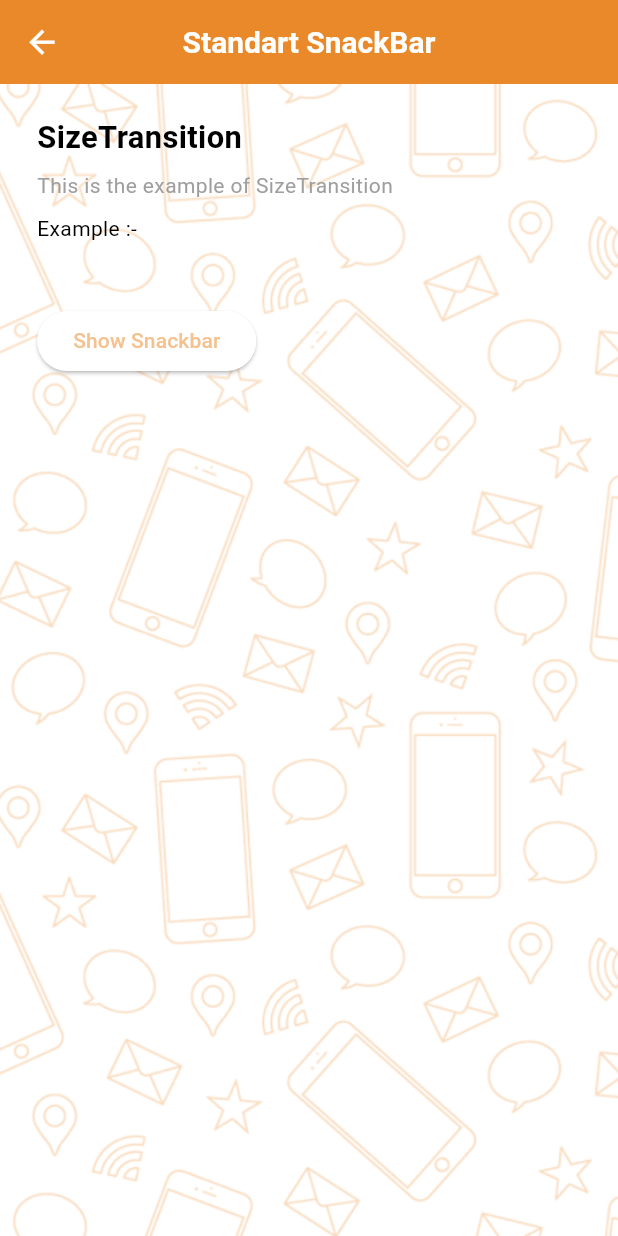
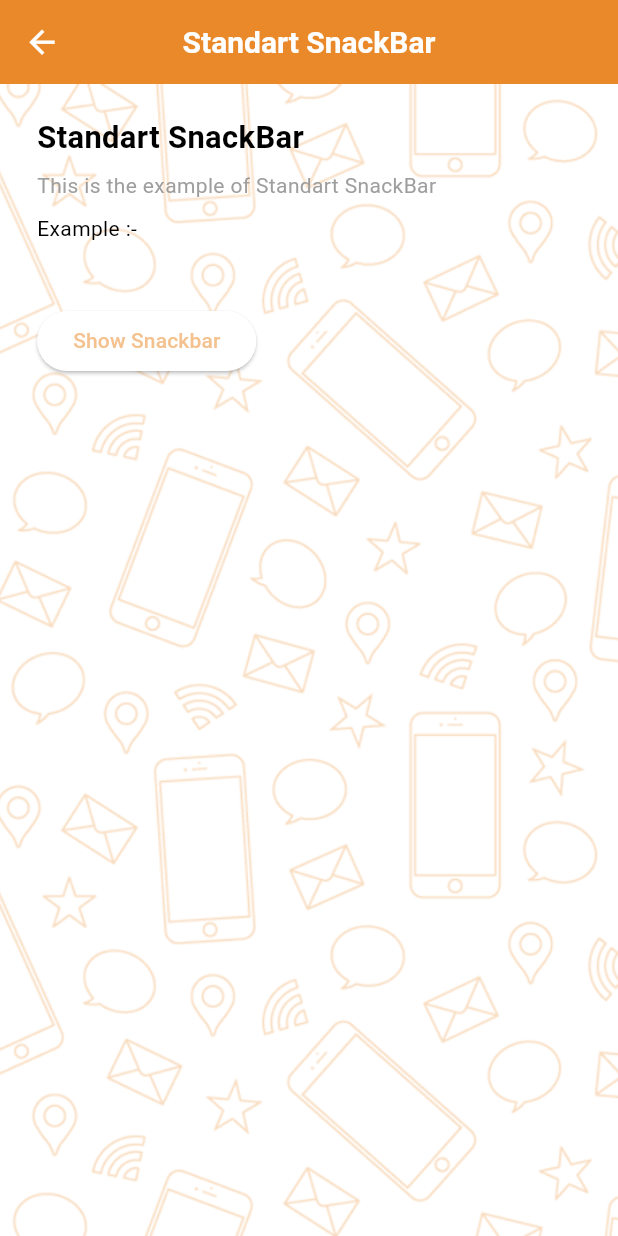
Before and after one commit to princymiracle/flutteruidevkit, a Flutter app: the StandartSnackBarPage screen opened by its route, on a phone screen of 412 x 824 dp. Run offline on Flutter 3.47's test engine with Material 3 defaults, Android fonts, the phone set to English and light mode, and no system bars; our stand-ins replace get, sizer.

Commit message:
update code

```diff
--- a/lib/Routes/Screen.dart
+++ b/lib/Routes/Screen.dart
@@ -48,14 +48,13 @@ import '../WidgetList_Screen/SafeAreaWidget/WithSafeAreaPage.dart';
 import '../WidgetList_Screen/SafeAreaWidget/WithoutSafeAreaPage.dart';
 import '../WidgetList_Screen/ScaleTransition/ScaleTransitionWidget.dart';
 import '../WidgetList_Screen/SizeTransition/SizeTransitionPage.dart';
-import '../WidgetList_Screen/SnackBarWidget/FloatingSnackbarPage.dart';
-import '../WidgetList_Screen/SnackBarWidget/SnackBarColorPage.dart';
-import '../WidgetList_Screen/SnackBarWidget/SnackBarListPage.dart';
-import '../WidgetList_Screen/SnackBarWidget/SnackBarWithActionPage.dart';
-import '../WidgetList_Screen/SnackBarWidget/SnackBarWithDurationPage.dart';
-import '../WidgetList_Screen/SnackBarWidget/SnackBarWithMarginPage.dart';
-import '../WidgetList_Screen/SnackBarWidget/SnackBarwithShapePage.dart';
-import '../WidgetList_Screen/SnackBarWidget/StandartSnackBarPage.dart';
+import '../WidgetList_Screen/SnackBarWidgetItem/FloatingSnackbarPage.dart';
+import '../WidgetList_Screen/SnackBarWidgetItem/SnackBarColorPage.dart';
+import '../WidgetList_Screen/SnackBarWidgetItem/SnackBarListPage.dart';
+import '../WidgetList_Screen/SnackBarWidgetItem/SnackBarWithActionPage.dart';
+import '../WidgetList_Screen/SnackBarWidgetItem/SnackBarWithMarginPage.dart';
+import '../WidgetList_Screen/SnackBarWidgetItem/SnackBarwithShapePage.dart';
+import '../WidgetList_Screen/SnackBarWidgetItem/StandartSnackBarPage.dart';
 import '../WidgetList_Screen/WidgetListPage.dart';
 import 'Routes.dart';
 
@@ -137,7 +136,6 @@ class Screens {
     GetPage(name: Routes.standartsnackbarpage, page: () => StandartSnackBarPage(),),
     GetPage(name: Routes.snackbarcolorpage, page: () => SnackBarColorPage(),),
     GetPage(name: Routes.snackbarwithactionpage, page: () => SnackBarWithActionPage(),),
-    GetPage(name: Routes.snackbarwithdurationpage, page: () => SnackBarWithDurationPage(),),
     GetPage(name: Routes.floatingsnackbarpage, page: () => FloatingSnackbarPage(),),
     GetPage(name: Routes.snackbarwithmarginpage, page: () => SnackBarWithMarginPage(),),
     GetPage(name: Routes.snackbarwithshapepage, page: () => SnackBarwithShapePage(),),
--- a/lib/WidgetList_Screen/SnackBarWidget/StandartSnackBarPage.dart
+++ b/lib/WidgetList_Screen/SnackBarWidgetItem/SnackBarWithMarginPage.dart
@@ -1,19 +1,20 @@
 import 'package:flutter/material.dart';
 import 'package:get/get.dart';
+import 'package:get/get_core/src/get_main.dart';
 import 'package:sizer/sizer.dart';
 
-import '../../../Constants/ImagePath.dart';
+import '../../Constants/ImagePath.dart';
 
-class StandartSnackBarPage extends StatefulWidget {
+class SnackBarWithMarginPage extends StatefulWidget {
   String title;
-  StandartSnackBarPage({super.key,this.title = 'Standart SnackBar'});
+  SnackBarWithMarginPage({super.key,this.title = 'SnackBar With Margin'});
+
 
   @override
-  State<StandartSnackBarPage> createState() => _StandartSnackBarPageState();
+  State<SnackBarWithMarginPage> createState() => _SnackBarWithMarginPageState();
 }
 
-class _StandartSnackBarPageState extends State<StandartSnackBarPage> {
-
+class _SnackBarWithMarginPageState extends State<SnackBarWithMarginPage> {
   @override
   Widget build(BuildContext context) {
     return Scaffold(
@@ -31,17 +32,29 @@ class _StandartSnackBarPageState extends State<StandartSnackBarPage> {
               child: Column(
                 crossAxisAlignment: CrossAxisAlignment.start,
                 children: [
-                  Text("SizeTransition",style: TextStyle(fontSize: 15.sp,fontWeight: FontWeight.bold),),
+                  Text("SnackBar With Margin",style: TextStyle(fontSize: 15.sp,fontWeight: FontWeight.bold),),
                   SizedBox(height: 1.h,),
-                  Text("This is the example of SizeTransition",style: TextStyle(color: Colors.grey),),
+                  Text("This is the example of SnackBar With Margin",style: TextStyle(color: Colors.grey),),
                   SizedBox(height: 1.h,),
                   Text("Example :-"),
                   SizedBox(height: 5.h,),
                   ElevatedButton(
                     onPressed: () {
+                      const snackdemo = SnackBar(
+                        content: Text('SnackBar With Margin bottom'),
+                        backgroundColor: Colors.blue,
+                        elevation: 10,
+                        behavior: SnackBarBehavior.floating,
+                        margin: EdgeInsets.all(55),
+                      );
+                      ScaffoldMessenger.of(context).showSnackBar(snackdemo);
 
+                      // 'showSnackBar' is deprecated and shouldn't be used.
+                      //Use ScaffoldMessenger.showSnackBar.
+                      // Scaffold.of(context).showSnackBar(snackdemo);
                     },
-                    child: Text("Show Snackbar"),
+
+                    child:Text("Show Floating Snackbar With Margin"),
                   ),
                 ],
               ),
--- /dev/null
+++ b/lib/WidgetList_Screen/SnackBarWidgetItem/StandartSnackBarPage.dart
@@ -0,0 +1,60 @@
+import 'package:flutter/material.dart';
+import 'package:get/get.dart';
+import 'package:sizer/sizer.dart';
+
+import '../../../Constants/ImagePath.dart';
+
+class StandartSnackBarPage extends StatefulWidget {
+  String title;
+  StandartSnackBarPage({super.key,this.title = 'Standart SnackBar'});
+
+  @override
+  State<StandartSnackBarPage> createState() => _StandartSnackBarPageState();
+}
+
+class _StandartSnackBarPageState extends State<StandartSnackBarPage> {
+
+  @override
+  Widget build(BuildContext context) {
+    return Scaffold(
+      appBar: AppBar(centerTitle: true,
+        leading: IconButton(onPressed: () => Get.back(),icon: Icon(Icons.arrow_back,color: Theme.of(context).primaryColorDark,size: 25,),),
+        title: Text(widget.title,style: TextStyle(color: Theme.of(context).primaryColorDark,fontSize: 20,fontWeight: FontWeight.w600),),
+        backgroundColor: Theme.of(context).secondaryHeaderColor,
+      ),
+      body: SafeArea(
+        child: Container(width: double.infinity,height: double.infinity,padding: EdgeInsets.all(1.w),
+          decoration: BoxDecoration(image: DecorationImage(image: AssetImage(ImagesPath.background),fit: BoxFit.cover)),
+          child: Container(
+            child: Padding(
+              padding:  EdgeInsets.only(top: 2.h, left: 5.w,right: 5.w),
+              child: Column(
+                crossAxisAlignment: CrossAxisAlignment.start,
+                children: [
+                  Text("Standart SnackBar",style: TextStyle(fontSize: 15.sp,fontWeight: FontWeight.bold),),
+                  SizedBox(height: 1.h,),
+                  Text("This is the example of Standart SnackBar",style: TextStyle(color: Colors.grey),),
+                  SizedBox(height: 1.h,),
+                  Text("Example :-"),
+                  SizedBox(height: 5.h,),
+                  ElevatedButton(
+                    onPressed: () {
+                      setState(() {
+                        ScaffoldMessenger.of(context).showSnackBar(
+                           SnackBar(
+                            content: Text('Simple Snackbar'),
+                          ),
+                        );
+                      });
+                      },
+                    child: Text("Show Snackbar"),
+                  ),
+                ],
+              ),
+            ),
+          ),
+        ),
+      ),
+    );
+  }
+}
--- a/lib/WidgetList_Screen/WidgetListPage.dart
+++ b/lib/WidgetList_Screen/WidgetListPage.dart
@@ -138,4 +138,4 @@ class WidgetListPage extends StatelessWidget {
     );
   }
 }
- //    54 56 57 61 62
+ //     56  62
```
Also changed, not shown: lib/WidgetList_Screen/SnackBarWidget/FloatingSnackbarPage.dart (deleted, +0 -15 lines), lib/WidgetList_Screen/SnackBarWidget/SnackBarColorPage.dart (deleted, +0 -15 lines), lib/WidgetList_Screen/SnackBarWidget/SnackBarWithActionPage.dart (deleted, +0 -15 lines), lib/WidgetList_Screen/SnackBarWidget/SnackBarWithDurationPage.dart (deleted, +0 -15 lines), lib/WidgetList_Screen/SnackBarWidget/SnackBarWithMarginPage.dart (deleted, +0 -15 lines), lib/WidgetList_Screen/SnackBarWidget/SnackBarwithShapePage.dart (deleted, +0 -15 lines), lib/WidgetList_Screen/SnackBarWidgetItem/FloatingSnackbarPage.dart (added, +66 -0 lines), lib/WidgetList_Screen/SnackBarWidgetItem/SnackBarColorPage.dart (added, +62 -0 lines), lib/WidgetList_Screen/SnackBarWidgetItem/SnackBarListPage.dart (renamed from lib/WidgetList_Screen/SnackBarWidget/SnackBarListPage.dart, +2 -6 lines), lib/WidgetList_Screen/SnackBarWidgetItem/SnackBarWithActionPage.dart (added, +79 -0 lines), lib/WidgetList_Screen/SnackBarWidgetItem/SnackBarwithShapePage.dart (added, +60 -0 lines).
